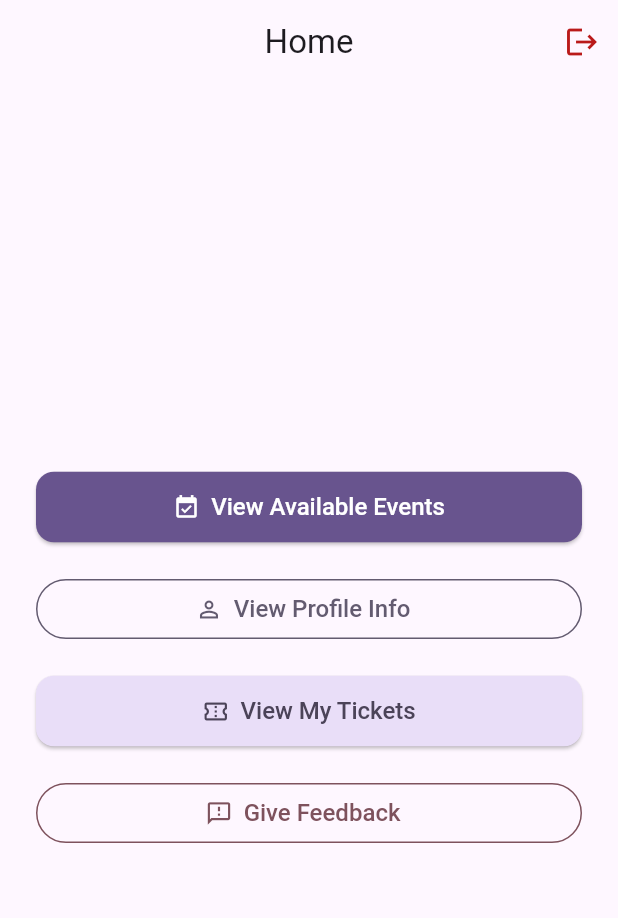
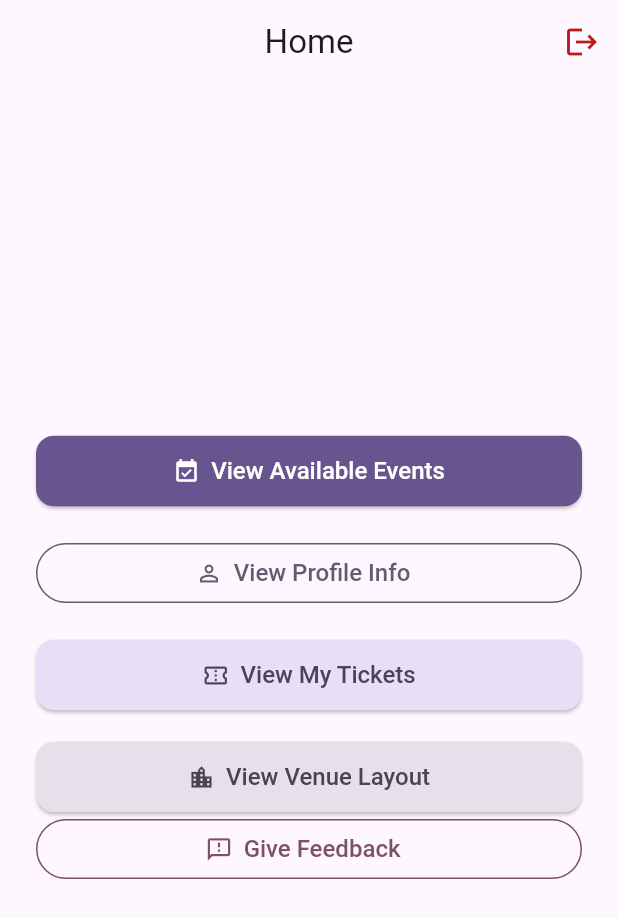
Before and after one commit to youssef1316/integrativeproj, a Flutter app: the UserHomePage screen opened by its route, on a phone screen of 412 x 824 dp. Shown: the top 918 px of the screen. Run offline on Flutter 3.47's test engine with Material 3 defaults, Android fonts, the phone set to English and light mode, and no system bars; our stand-ins replace cloud_firestore, firebase_auth, firebase_core, qr_flutter; accounts and stored records are empty.

Commit message:
Update user_home.dart

```diff
--- a/flutter/lib/pages/user_home.dart
+++ b/flutter/lib/pages/user_home.dart
@@ -6,6 +6,7 @@ import 'package:cloud_firestore/cloud_firestore.dart';
 import 'package:eventmangment/main.dart'; // For AppRoutes (Ensure this path is correct)
 import 'package:intl/intl.dart'; // For date formatting
 import 'package:qr_flutter/qr_flutter.dart'; // Import for QR code display
+import 'venue_layout_page.dart';//to view the venue layout
 
 // --- Styles Class ---
 class _UserHomeStyles {
@@ -386,6 +387,23 @@ class UserHomePage extends StatelessWidget {
 
               const SizedBox(height: _UserHomeStyles.buttonSpacing),
 
+              // --- View Venue Layout Button ---
+              ElevatedButton.icon(
+                icon: const Icon(Icons.location_city), // You can change this icon
+                label: const Text('View Venue Layout'),
+                style: ElevatedButton.styleFrom(
+                  backgroundColor: theme.colorScheme.surfaceVariant,
+                  foregroundColor: theme.colorScheme.onSurfaceVariant,
+                  textStyle: const TextStyle(fontSize: 16, fontWeight: FontWeight.w500),
+                ),
+                onPressed: () {
+                  Navigator.push(
+                    context,
+                    MaterialPageRoute(builder: (context) => const VenueLayoutPage()), //
+                  );
+                },
+              ),
+
               // --- Give Feedback Button ---
               OutlinedButton.icon(
                 icon: const Icon(Icons.feedback_outlined),
```
